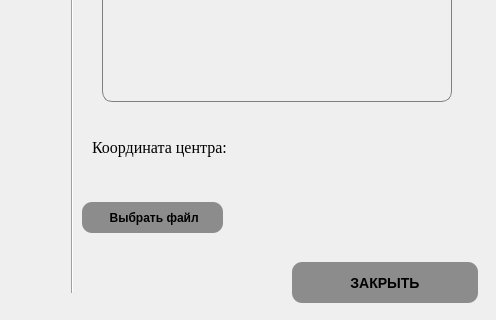
Before: the Qt Designer form settings.ui in yurchest/ImageAnalyzer, drawn with Qt 5; both pictures show x 488 to 984 and y 208 to 528 of the 984 by 528 pixel window.
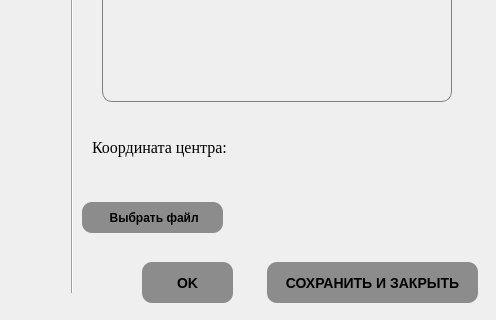
After: the same form once the commit is applied.

Patch:
```diff
--- a/settings.ui
+++ b/settings.ui
@@ -361,9 +361,9 @@
   <widget class="QPushButton" name="close_button">
    <property name="geometry">
     <rect>
-     <x>780</x>
+     <x>755</x>
      <y>470</y>
-     <width>186</width>
+     <width>211</width>
      <height>41</height>
     </rect>
    </property>
@@ -395,7 +395,7 @@
 }</string>
    </property>
    <property name="text">
-    <string>ЗАКРЫТЬ</string>
+    <string>СОХРАНИТЬ И ЗАКРЫТЬ</string>
    </property>
   </widget>
   <widget class="QLabel" name="label_11">
@@ -424,6 +424,70 @@
     <string/>
    </property>
   </widget>
+  <widget class="QLabel" name="label_12">
+   <property name="geometry">
+    <rect>
+     <x>40</x>
+     <y>190</y>
+     <width>481</width>
+     <height>61</height>
+    </rect>
+   </property>
+   <property name="font">
+    <font>
+     <family>Times New Roman</family>
+     <pointsize>15</pointsize>
+     <weight>50</weight>
+     <italic>false</italic>
+     <bold>false</bold>
+    </font>
+   </property>
+   <property name="styleSheet">
+    <string notr="true">color: rgb(170, 0, 0);</string>
+   </property>
+   <property name="text">
+    <string/>
+   </property>
+  </widget>
+  <widget class="QPushButton" name="close_button_2">
+   <property name="geometry">
+    <rect>
+     <x>630</x>
+     <y>470</y>
+     <width>91</width>
+     <height>41</height>
+    </rect>
+   </property>
+   <property name="font">
+    <font>
+     <pointsize>-1</pointsize>
+     <weight>75</weight>
+     <italic>false</italic>
+     <bold>true</bold>
+    </font>
+   </property>
+   <property name="styleSheet">
+    <string notr="true">#close_button_2{   
+ background-color: rgb(140,140,140);
+    border-width: 2px;
+    border-radius: 10px;
+    font: bold 14px;
+    padding: 6px;
+}
+	
+#close_button_2:hover {
+	background-color: rgb(160,160,160);
+}
+
+
+#close_button_2:pressed {
+	background-color:  rgb(180,180,180);
+}</string>
+   </property>
+   <property name="text">
+    <string>OK</string>
+   </property>
+  </widget>
  </widget>
  <resources/>
  <connections/>
```
